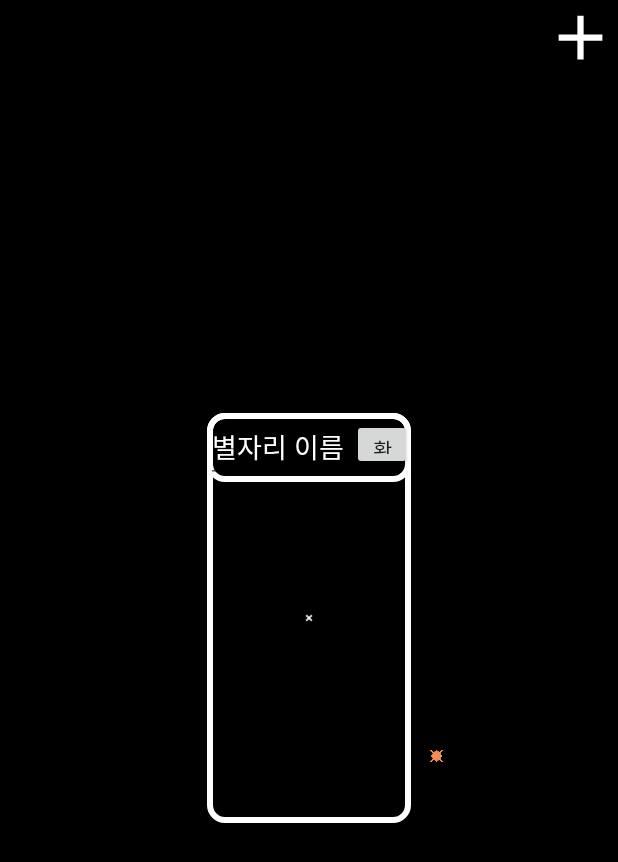
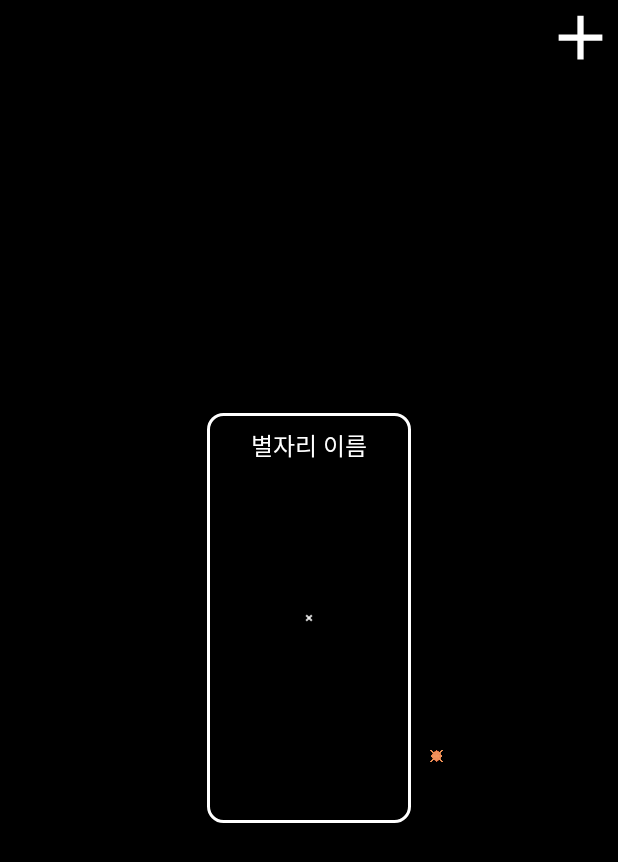
Before and after one commit to Bae-sucheol/constellation_note, an Android app: the screen it shows after launch (MainActivity), after a tap on an icon or button, on a phone screen of 412 x 824 dp. Shown: the top 862 px of the screen. Run offline under Robolectric (Android 15) with nearby library versions, the phone set to English and light mode, and no system bars.

Commit message:
2022/06/07
1. 대충 구도는 잡았음..

2. 오늘은 생일이라 여기까지.. 일정이있음.

```diff
--- a/app/src/main/java/com/example/constellation_note/Constellation_view.java
+++ b/app/src/main/java/com/example/constellation_note/Constellation_view.java
@@ -8,6 +8,7 @@ import android.graphics.drawable.GradientDrawable;
 import android.os.Build;
 import android.os.Bundle;
 import android.os.Handler;
+import android.text.Layout;
 import android.util.Log;
 import android.util.TypedValue;
 import android.view.Gravity;
@@ -48,6 +49,7 @@ public class Constellation_view extends FrameLayout implements Button.OnClickLis
     private EditText edit_title;
 
     private ViewGroup.LayoutParams constellation_params;
+    private LinearLayout.LayoutParams edit_param;
 
     private MainActivity mainActivity = null;
 
@@ -86,8 +88,10 @@ public class Constellation_view extends FrameLayout implements Button.OnClickLis
 
         LinearLayout.LayoutParams menu_param = new LinearLayout.LayoutParams(LayoutParams.MATCH_PARENT, LayoutParams.WRAP_CONTENT);
         menu_layout.setLayoutParams(menu_param);
+        menu_layout.setPadding(20, 0, 20, 0);
 
-        menu_layout.setBackgroundResource(R.drawable.constellation_border);
+
+        //menu_layout.setBackgroundResource(R.drawable.constellation_border);
 
         button_confirm = new Button(context);
 
@@ -99,6 +103,7 @@ public class Constellation_view extends FrameLayout implements Button.OnClickLis
         button_confirm.setLayoutParams(button_param);
 
         button_confirm.setText("확인");
+        button_confirm.setVisibility(GONE);
         button_confirm.setOnClickListener(this);
 
         edit_title = new EditText(getContext());
@@ -108,6 +113,9 @@ public class Constellation_view extends FrameLayout implements Button.OnClickLis
         edit_title.setLayoutParams(edit_param);
         edit_title.setText("별자리 이름");
         edit_title.setTextColor(Color.WHITE);
+        edit_title.setIncludeFontPadding(false);
+        edit_title.setTextSize(TypedValue.COMPLEX_UNIT_DIP, 16);
+        edit_title.setTextAlignment(TEXT_ALIGNMENT_CENTER);
 
         menu_layout.addView(edit_title);
 
@@ -236,6 +244,16 @@ public class Constellation_view extends FrameLayout implements Button.OnClickLis
         return this.height;
     }
 
+
+    public void setButton_confirm_visibility(int visibility)
+    {
+        button_confirm.setVisibility(visibility);
+    }
+
+    public void setTitleAlignment(int alignment)
+    {
+        edit_title.setTextAlignment(alignment);
+    }
 
     @Override
     public void onClick(View view)
--- a/app/src/main/java/com/example/constellation_note/MainActivity.java
+++ b/app/src/main/java/com/example/constellation_note/MainActivity.java
@@ -20,6 +20,7 @@ import android.view.Display;
 import android.view.MenuItem;
 import android.view.MotionEvent;
 import android.view.View;
+import android.widget.EditText;
 import android.widget.FrameLayout;
 import android.widget.ImageView;
 import android.widget.PopupMenu;
@@ -811,6 +812,8 @@ public class MainActivity extends AppCompatActivity implements View.OnTouchListe
         imageView_add_constellation.setVisibility(View.GONE);
         view.set_star_position();
         view.redraw_star_line();
+        view.setButton_confirm_visibility(View.VISIBLE);
+        view.setTitleAlignment(View.TEXT_ALIGNMENT_TEXT_START);
         isFocused = true;
 
     }
@@ -821,6 +824,8 @@ public class MainActivity extends AppCompatActivity implements View.OnTouchListe
         view.set_width(width / 3);
         view.set_height(height / 3);
         view.set_size();
+        view.setButton_confirm_visibility(View.GONE);
+        view.setTitleAlignment(View.TEXT_ALIGNMENT_CENTER);
 
         set_constellation_position();
 
--- a/app/src/main/res/drawable/constellation_border.xml
+++ b/app/src/main/res/drawable/constellation_border.xml
@@ -10,8 +10,8 @@
         <shape android:shape="rectangle">
 
             <stroke
-                android:width="4dp"
-                android:color="@color/white"/>
+                android:width="2dp"
+                android:color="@color/white" />
             <solid android:color="@android:color/transparent"/>
 
             <corners android:radius="10dp"/>
```
